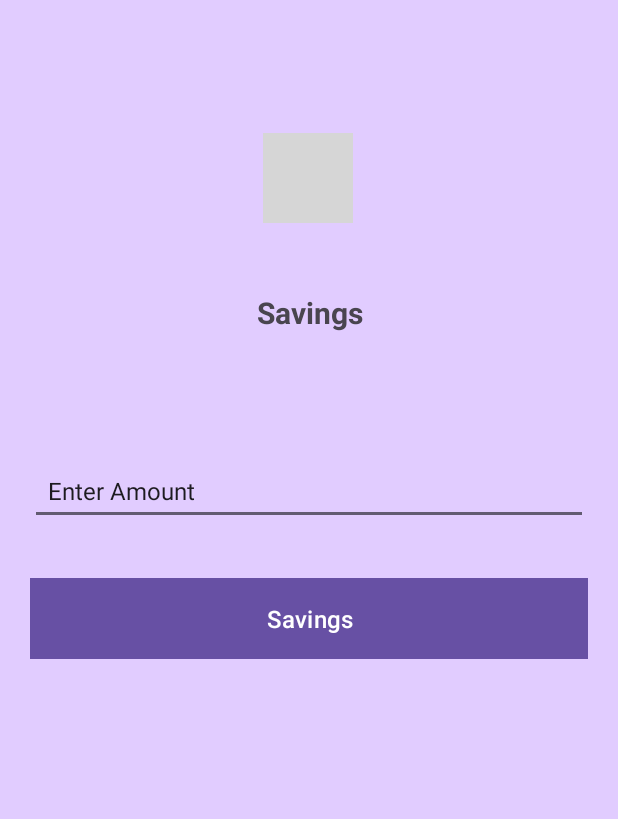
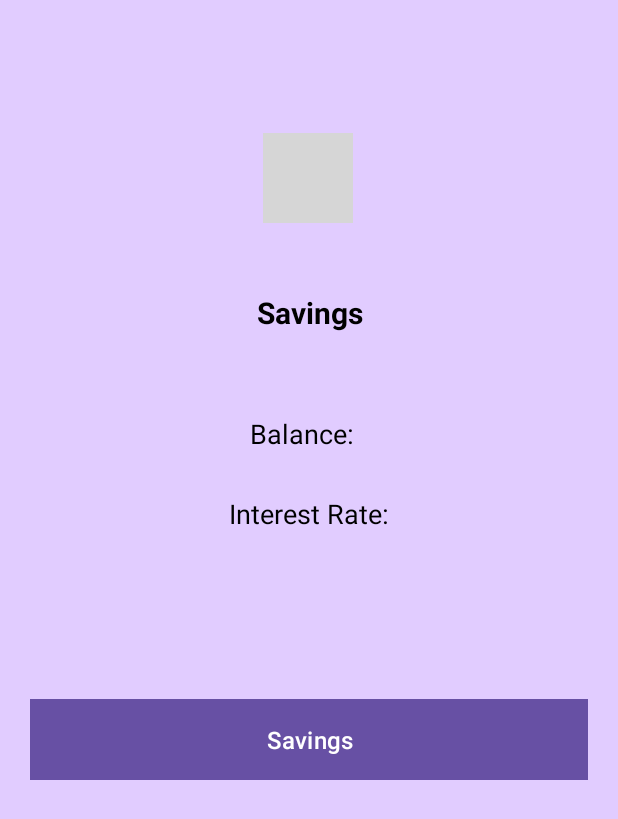
Before and after one commit to meheru273/BankManagementAndroid, an Android app: the screen it shows after launch (Savings before the commit, Deposits after it), after a tap on "Savings", on a phone screen of 412 x 824 dp. Shown: the top 819 px of the screen. Run offline under Robolectric (Android 15) with nearby library versions, the light colour scheme and no system bars; our stand-ins replace Firebase (no records; nobody signed in at launch, a user with empty details on screens opened directly); grey boxes are pictures that could not be loaded.

Commit message:
added savings

```diff
--- a/app/src/main/AndroidManifest.xml
+++ b/app/src/main/AndroidManifest.xml
@@ -15,6 +15,9 @@
         android:theme="@style/Theme.MyApplication"
         tools:targetApi="31">
         <activity
+            android:name=".Deposits"
+            android:exported="false" />
+        <activity
             android:name=".LoginActivity"
             android:exported="false" />
         <activity
@@ -25,9 +28,6 @@
             android:exported="false" />
         <activity
             android:name=".Transactions"
-            android:exported="false" />
-        <activity
-            android:name=".Savings"
             android:exported="false" />
         <activity
             android:name=".SendMoney"
--- /dev/null
+++ b/app/src/main/java/com/example/myapplication/Deposits.java
@@ -0,0 +1,93 @@
+package com.example.myapplication;
+
+import android.os.Bundle;
+import android.util.Log;
+import android.widget.TextView;
+
+import androidx.annotation.NonNull;
+import androidx.appcompat.app.AppCompatActivity;
+import androidx.core.graphics.Insets;
+import androidx.core.view.ViewCompat;
+import androidx.core.view.WindowInsetsCompat;
+
+import com.google.firebase.database.DataSnapshot;
+import com.google.firebase.database.DatabaseError;
+import com.google.firebase.database.DatabaseReference;
+import com.google.firebase.database.FirebaseDatabase;
+import com.google.firebase.database.ValueEventListener;
+
+public class Deposits extends AppCompatActivity {
+
+    private static final String TAG = "Deposits";
+    private TextView textViewBalance;
+    private TextView textViewInterestRate;
+    private DatabaseReference databaseReference;
+
+    @Override
+    protected void onCreate(Bundle savedInstanceState) {
+        super.onCreate(savedInstanceState);
+        setContentView(R.layout.activity_deposits);
+
+        textViewBalance = findViewById(R.id.textViewBalance);
+        textViewInterestRate = findViewById(R.id.textViewInterestRate);
+
+        // Assume the email is passed to this activity or retrieved from FirebaseAuth
+        String email = "jane.smith@example.com";  // Replace with the actual email from the logged-in user
+        getUserIdFromEmail(email);
+
+        ViewCompat.setOnApplyWindowInsetsListener(findViewById(R.id.main), (v, insets) -> {
+            Insets systemBars = insets.getInsets(WindowInsetsCompat.Type.systemBars());
+            v.setPadding(systemBars.left, systemBars.top, systemBars.right, systemBars.bottom);
+            return insets;
+        });
+    }
+
+    private void getUserIdFromEmail(String email) {
+        DatabaseReference usersRef = FirebaseDatabase.getInstance().getReference("users");
+        usersRef.orderByChild("email").equalTo(email).addListenerForSingleValueEvent(new ValueEventListener() {
+            @Override
+            public void onDataChange(@NonNull DataSnapshot dataSnapshot) {
+                if (dataSnapshot.exists()) {
+                    for (DataSnapshot userSnapshot : dataSnapshot.getChildren()) {
+                        String userId = userSnapshot.getKey();
+                        if (userId != null) {
+                            // Now fetch the deposit information using this userId
+                            fetchDepositInfo(userId);
+                        }
+                    }
+                } else {
+                    Log.e(TAG, "No user found with this email");
+                }
+            }
+
+            @Override
+            public void onCancelled(@NonNull DatabaseError databaseError) {
+                Log.e(TAG, "Database error: " + databaseError.getMessage());
+            }
+        });
+    }
+
+    private void fetchDepositInfo(String userId) {
+        DatabaseReference depositsRef = FirebaseDatabase.getInstance().getReference("deposits").child(userId);
+        depositsRef.addListenerForSingleValueEvent(new ValueEventListener() {
+            @Override
+            public void onDataChange(@NonNull DataSnapshot dataSnapshot) {
+                if (dataSnapshot.exists()) {
+                    Double balance = dataSnapshot.child("balance").getValue(Double.class);
+                    Double interestRate = dataSnapshot.child("interest_rate").getValue(Double.class);
+
+                    // Display the balance and interest rate
+                    textViewBalance.setText("Balance: " + (balance != null ? balance : "N/A"));
+                    textViewInterestRate.setText("Interest Rate: " + (interestRate != null ? interestRate + "%" : "N/A"));
+                } else {
+                    Log.e(TAG, "No deposit information found for this user");
+                }
+            }
+
+            @Override
+            public void onCancelled(@NonNull DatabaseError databaseError) {
+                Log.e(TAG, "Database error: " + databaseError.getMessage());
+            }
+        });
+    }
+}
--- a/app/src/main/java/com/example/myapplication/NavigationManager.java
+++ b/app/src/main/java/com/example/myapplication/NavigationManager.java
@@ -28,7 +28,7 @@ public class NavigationManager {
     }
 
     public void navigateToSavings(Context context) {
-        context.startActivity(new Intent(context, Savings.class));
+        context.startActivity(new Intent(context, Deposits.class));
     }
 
     public void navigateToTransactions(Context context) {
--- a/app/src/main/java/com/example/myapplication/Savings.java
+++ /dev/null
@@ -1,24 +0,0 @@
-package com.example.myapplication;
-
-import android.os.Bundle;
-
-import androidx.activity.EdgeToEdge;
-import androidx.appcompat.app.AppCompatActivity;
-import androidx.core.graphics.Insets;
-import androidx.core.view.ViewCompat;
-import androidx.core.view.WindowInsetsCompat;
-
-public class Savings extends AppCompatActivity {
-
-    @Override
-    protected void onCreate(Bundle savedInstanceState) {
-        super.onCreate(savedInstanceState);
-        EdgeToEdge.enable(this);
-        setContentView(R.layout.activity_savings);
-        ViewCompat.setOnApplyWindowInsetsListener(findViewById(R.id.main), (v, insets) -> {
-            Insets systemBars = insets.getInsets(WindowInsetsCompat.Type.systemBars());
-            v.setPadding(systemBars.left, systemBars.top, systemBars.right, systemBars.bottom);
-            return insets;
-        });
-    }
-}
--- a/app/src/main/res/layout/activity_savings.xml
+++ b/app/src/main/res/layout/activity_deposits.xml
@@ -5,7 +5,7 @@
     android:id="@+id/main"
     android:layout_width="match_parent"
     android:layout_height="match_parent"
-    tools:context=".CashIn"
+    tools:context=".Deposits"
     android:background="@color/lite_bg">
 
     <ImageView
@@ -29,41 +29,56 @@
         android:textAlignment="center"
         android:textSize="20dp"
         android:textStyle="bold"
+        android:textColor="@color/black"
         app:layout_constraintBottom_toBottomOf="parent"
         app:layout_constraintTop_toTopOf="parent"
         app:layout_constraintVertical_bias="0.244"
         tools:ignore="MissingConstraints"
         tools:layout_editor_absoluteX="0dp" />
 
-    <EditText
-        android:id="@+id/cashamount"
-        android:layout_width="0dp"
+    <TextView
+        android:id="@+id/textViewBalance"
+        android:layout_width="wrap_content"
         android:layout_height="wrap_content"
-        android:layout_margin="20dp"
-        android:ems="10"
-        android:inputType="text"
-        android:padding="12dp"
-        android:text="Enter Amount"
-        android:textSize="16sp"
+        android:textColor="@color/black"
+        android:text="Balance:"
+        android:textSize="18sp"
+        app:layout_constraintBottom_toBottomOf="parent"
+        app:layout_constraintEnd_toEndOf="parent"
+        app:layout_constraintHorizontal_bias="0.486"
+        app:layout_constraintStart_toStartOf="parent"
+        app:layout_constraintTop_toTopOf="parent"
+        app:layout_constraintVertical_bias="0.346"
+        tools:ignore="MissingConstraints" />
+
+    <TextView
+        android:id="@+id/textViewInterestRate"
+        android:layout_width="wrap_content"
+        android:layout_height="wrap_content"
+        android:textColor="@color/black"
+        android:text="Interest Rate:"
+        android:textSize="18sp"
         app:layout_constraintBottom_toBottomOf="parent"
         app:layout_constraintEnd_toEndOf="parent"
         app:layout_constraintStart_toStartOf="parent"
         app:layout_constraintTop_toTopOf="parent"
-        app:layout_constraintVertical_bias="0.385"
+        app:layout_constraintVertical_bias="0.413"
         tools:ignore="MissingConstraints" />
 
     <Button
         android:id="@+id/button"
         android:layout_width="0dp"
         android:layout_height="wrap_content"
+        android:layout_margin="20dp"
         android:background="#1595DA"
+        android:padding="12dp"
         android:text="Savings"
-        android:padding="12dp"
         android:textSize="16sp"
-        android:layout_margin="20dp"
         app:layout_constraintBottom_toBottomOf="parent"
         app:layout_constraintEnd_toEndOf="parent"
+        app:layout_constraintHorizontal_bias="1.0"
         app:layout_constraintStart_toStartOf="parent"
         app:layout_constraintTop_toTopOf="parent"
+        app:layout_constraintVertical_bias="0.611"
         tools:ignore="MissingConstraints" />
 </androidx.constraintlayout.widget.ConstraintLayout>
```
Also changed, not shown: app/src/main/java/com/example/myapplication/SendMoney.java (+152 -2 lines), app/src/main/res/layout/activity_send_money.xml (+37 -21 lines).
